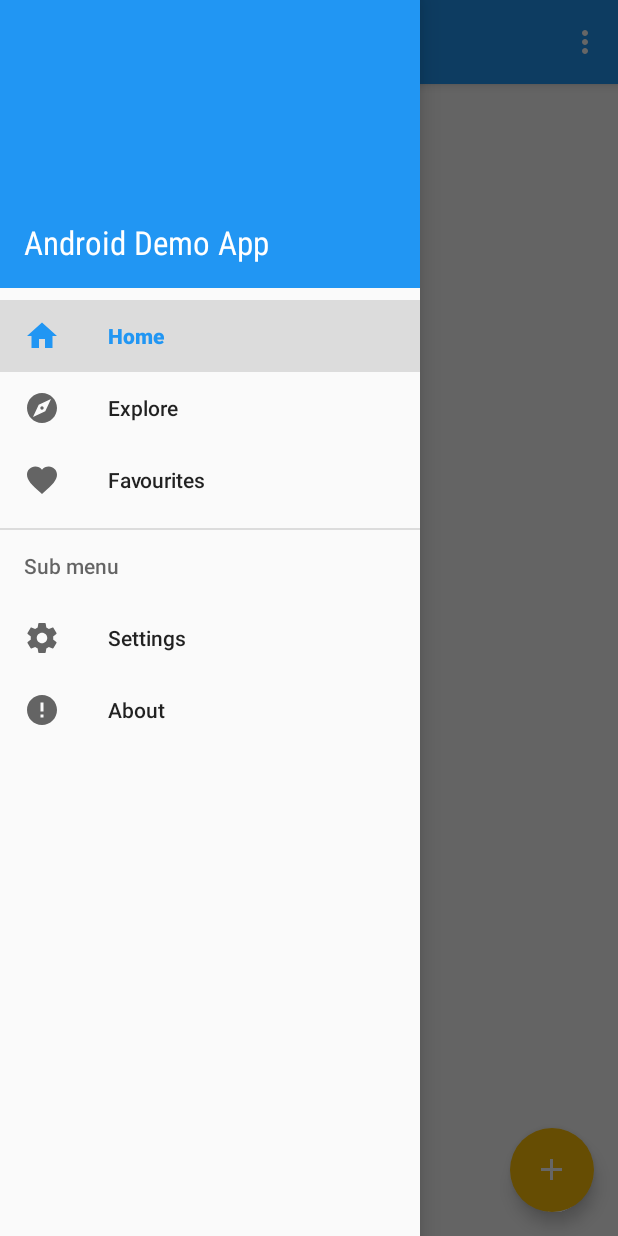
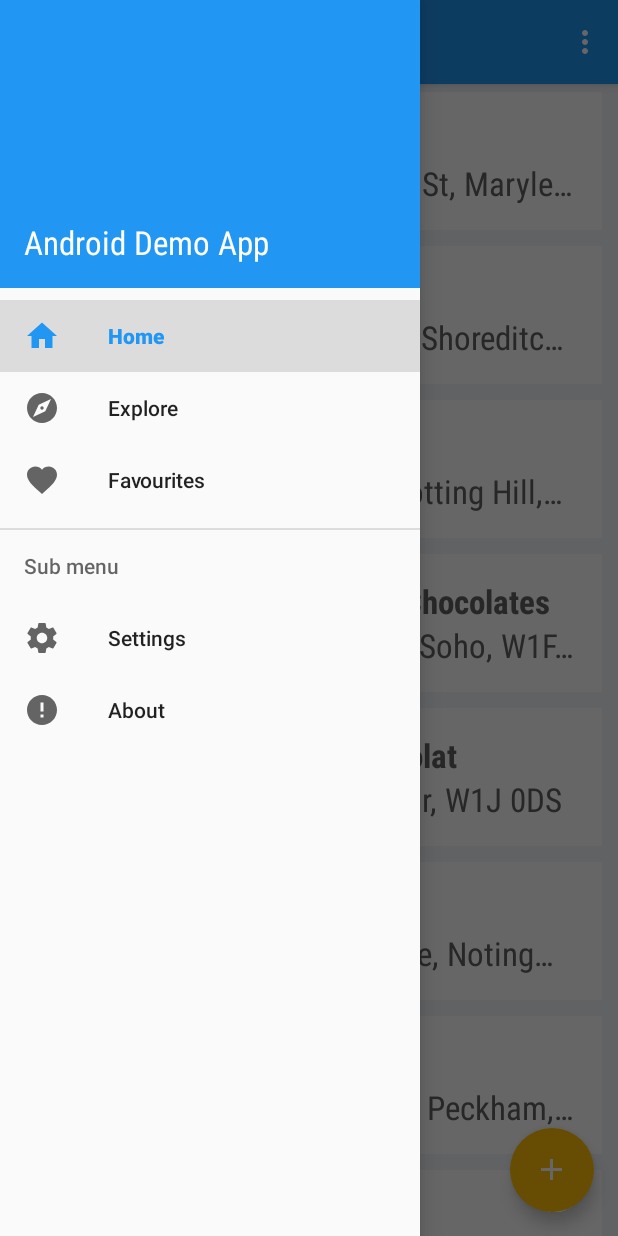
Before and after one commit to TheBoyMoe/Android-Address-Book, an Android app: the screen it shows after launch (MainActivity), with the side drawer open, on a phone screen of 412 x 824 dp. Run offline under Robolectric (Android 15) with nearby library versions, the phone set to English and light mode, and no system bars; our stand-ins replace Timber; libraries missing offline, so code that uses them is left out: com.amulyakhare.textdrawable, com.facebook.stetho; 4 statements that could not run were skipped.

Commit message:
impl model adapter, recycler and display data list in home fragment

```diff
--- a/app/build.gradle
+++ b/app/build.gradle
@@ -32,6 +32,7 @@ dependencies {
     compile 'com.jakewharton.timber:timber:3.0.1'
     compile 'com.afollestad.material-dialogs:core:0.8.5.9'
     compile 'com.github.bumptech.glide:glide:3.7.0'
+    compile 'com.amulyakhare:com.amulyakhare.textdrawable:1.0.1'
 
     debugCompile 'com.facebook.stetho:stetho:1.3.0'
     debugCompile 'com.facebook.stetho:stetho-timber:1.3.0'
--- a/app/src/main/java/com/example/demo/common/Constants.java
+++ b/app/src/main/java/com/example/demo/common/Constants.java
@@ -4,5 +4,7 @@ package com.example.demo.common;
 public class Constants {
 
     public static final String LOG_TAG = "LOG";
+    public static final String LIST_ITEM_POSITION = "position";
+
 
 }
--- /dev/null
+++ b/app/src/main/java/com/example/demo/common/CustomItemDecoration.java
@@ -0,0 +1,26 @@
+package com.example.demo.common;
+
+import android.graphics.Rect;
+import android.support.v7.widget.RecyclerView;
+import android.view.View;
+
+public class CustomItemDecoration extends RecyclerView.ItemDecoration{
+
+    private int mVertical;
+    private int mHorizontal;
+
+    public CustomItemDecoration(int vertical, int horizontal) {
+        mVertical = vertical;
+        mHorizontal = horizontal;
+    }
+
+    @Override
+    public void getItemOffsets(Rect outRect, View view, RecyclerView parent, RecyclerView.State state) {
+
+        outRect.left = mHorizontal;
+        outRect.right = mHorizontal;
+        outRect.bottom = mVertical;
+        outRect.top = mVertical;
+    }
+
+}
--- /dev/null
+++ b/app/src/main/java/com/example/demo/data/ModelItemAdapter.java
@@ -0,0 +1,84 @@
+package com.example.demo.data;
+
+import android.support.v7.widget.RecyclerView;
+import android.view.LayoutInflater;
+import android.view.View;
+import android.view.ViewGroup;
+import android.widget.ImageView;
+import android.widget.TextView;
+
+import com.amulyakhare.textdrawable.TextDrawable;
+import com.amulyakhare.textdrawable.util.ColorGenerator;
+import com.example.demo.R;
+
+import java.util.List;
+
+public class ModelItemAdapter extends RecyclerView.Adapter<ModelItemAdapter.ViewHolder>{
+
+    // interface implemented by HomeFragment to respond to
+    // user clicking on an item in the recycler view
+    public interface ModelItemClickListener {
+        void onClick(int position);
+    }
+
+    private ModelItemClickListener mListener;
+    private List<ModelItem> mItems;
+
+    public ModelItemAdapter(List<ModelItem> items, ModelItemClickListener listener) {
+        mItems = items;
+        mListener = listener;
+    }
+
+    @Override
+    public ViewHolder onCreateViewHolder(ViewGroup parent, int viewType) {
+        View view = LayoutInflater.from(parent.getContext()).inflate(R.layout.list_item, parent, false);
+        return new ViewHolder(view);
+    }
+
+    @Override
+    public void onBindViewHolder(ViewHolder holder, int position) {
+        holder.bindModelItem(mItems.get(position), position);
+    }
+
+    @Override
+    public int getItemCount() {
+        return mItems.size();
+    }
+
+    public class ViewHolder extends RecyclerView.ViewHolder implements View.OnClickListener{
+        ImageView mIcon;
+        TextView mName;
+        TextView mAddress;
+        int mPosition;
+
+        public ViewHolder(View itemView) {
+            super(itemView);
+            itemView.setOnClickListener(this);
+            mIcon = (ImageView) itemView.findViewById(R.id.model_icon);
+            mName = (TextView) itemView.findViewById(R.id.model_name);
+            mAddress = (TextView) itemView.findViewById(R.id.model_address);
+        }
+
+        public void bindModelItem(ModelItem item, int position) {
+            // Timber.i("%s item bound: %d", Constants.LOG_TAG, position);
+            mPosition = position;
+            mName.setText(item.getName());
+            mAddress.setText(item.getAddress());
+            // generate image drawable
+            ColorGenerator generator = ColorGenerator.MATERIAL;
+            TextDrawable letterDrawable = TextDrawable.builder()
+                    .buildRound(String.valueOf(item.getName().charAt(0)), generator.getRandomColor());
+            mIcon.setImageDrawable(letterDrawable);
+        }
+
+        @Override
+        public void onClick(View view) {
+            // Timber.i("%s item clicked: %d", Constants.LOG_TAG, mPosition); // ?? why does this have the correct position
+            // propagate upto fragment
+            mListener.onClick(mPosition);
+        }
+
+    }
+
+
+}
--- a/app/src/main/java/com/example/demo/ui/fragment/HomeFragment.java
+++ b/app/src/main/java/com/example/demo/ui/fragment/HomeFragment.java
@@ -2,19 +2,34 @@ package com.example.demo.ui.fragment;
 
 import android.os.Bundle;
 import android.support.annotation.Nullable;
+import android.support.v7.widget.DefaultItemAnimator;
+import android.support.v7.widget.LinearLayoutManager;
+import android.support.v7.widget.RecyclerView;
 import android.view.LayoutInflater;
 import android.view.View;
 import android.view.ViewGroup;
-import android.widget.TextView;
 
 import com.example.demo.R;
 import com.example.demo.common.ContractFragment;
+import com.example.demo.common.CustomItemDecoration;
+import com.example.demo.data.ModelItem;
+import com.example.demo.data.ModelItemAdapter;
+import com.example.demo.data.ModelItemData;
+
+import java.util.ArrayList;
+import java.util.Arrays;
+import java.util.List;
 
 public class HomeFragment extends ContractFragment<HomeFragment.Contract>{
 
+    // callback method implemented by hosting activity
     public interface Contract {
-        void listItemClick();
+        void listItemClick(int position);
     }
+
+    private RecyclerView mRecyclerView;
+    private ModelItemAdapter mAdapter;
+    private ModelItemAdapter.ModelItemClickListener mItemClickListener;
 
     public HomeFragment() {}
 
@@ -25,18 +40,28 @@ public class HomeFragment extends ContractFragment<HomeFragment.Contract>{
     @Nullable
     @Override
     public View onCreateView(LayoutInflater inflater, @Nullable ViewGroup container, @Nullable Bundle savedInstanceState) {
-        View view = inflater.inflate(R.layout.content_placeholder, container, false);
-        TextView tv = (TextView) view.findViewById(R.id.text_place_holder);
-        tv.setText(getString(R.string.home_fragment));
-        tv.setOnClickListener(loadFragment);
+        View view = inflater.inflate(R.layout.content_recycler, container, false);
+        mRecyclerView = (RecyclerView) view.findViewById(R.id.recycler_view);
+        mRecyclerView.setHasFixedSize(true);
+        mRecyclerView.setLayoutManager(new LinearLayoutManager(getActivity()));
+        mRecyclerView.setItemAnimator(new DefaultItemAnimator()); // ?? FIXME
+        mRecyclerView.addItemDecoration(new CustomItemDecoration(
+                getResources().getDimensionPixelOffset(R.dimen.list_item_vertical_margin),
+                getResources().getDimensionPixelOffset(R.dimen.list_item_horizontal_margin)
+        ));
+        mItemClickListener = new ModelItemAdapter.ModelItemClickListener() {
+            @Override
+            public void onClick(int position) {
+                getContract().listItemClick(position);
+            }
+        };
+        List<ModelItem> items = new ArrayList<>(Arrays.asList(ModelItemData.items));
+        mAdapter = new ModelItemAdapter(items, mItemClickListener);
+        mRecyclerView.setAdapter(mAdapter);
+
+
         return view;
     }
 
-    View.OnClickListener loadFragment = new View.OnClickListener() {
-        @Override
-        public void onClick(View view) {
-            getContract().listItemClick();
-        }
-    };
 
 }
--- a/app/src/main/res/layout-sw720dp/content_main.xml
+++ b/app/src/main/res/layout-sw720dp/content_main.xml
@@ -2,9 +2,9 @@
 <LinearLayout xmlns:android="http://schemas.android.com/apk/res/android"
               android:orientation="horizontal"
               android:baselineAligned="false"
+              android:background="@color/colorSecondaryBackground"
               android:divider="?android:listDivider"
               android:showDividers="middle"
-              android:padding="@dimen/normal"
               android:weightSum="2"
               android:layout_width="match_parent"
               android:layout_height="match_parent">
@@ -14,8 +14,6 @@
         android:padding="@dimen/normal"
         android:layout_width="0dp"
         android:layout_weight="1"
-        android:layout_marginStart="@dimen/normal"
-        android:layout_marginLeft="@dimen/normal"
         android:layout_height="match_parent"/>
 
 
--- a/app/src/main/res/values/color_app_palette.xml
+++ b/app/src/main/res/values/color_app_palette.xml
@@ -11,10 +11,10 @@
     <color name="secondary_text">@color/md_grey_500</color>
     <color name="inverse_text">@color/md_white_1000</color>
     <color name="primary_background">@color/md_white_1000</color>
-    <color name="secondary_background">@color/md_white_1000</color>
+    <color name="secondary_background">#F1F5F8</color>
+    <color name="selected_background">@color/md_grey_100</color>
     <color name="primary_icons">@color/md_white_1000</color>
     <color name="secondary_icons">@color/md_grey_500</color>
     <color name="divider">@color/md_grey_400</color>
-    <color name="background_selection">@color/md_amber_500</color>
 
 </resources>
--- a/app/src/main/res/values/colors.xml
+++ b/app/src/main/res/values/colors.xml
@@ -11,8 +11,8 @@
     <color name="colorInverseText">@color/inverse_text</color>
     <color name="colorPrimaryBackground">@color/primary_background</color>
     <color name="colorSecondaryBackground">@color/secondary_background</color>
+    <color name="colorSelectedBackground">@color/selected_background</color>
     <color name="colorPrimaryIcons">@color/primary_icons</color>
     <color name="colorSecondaryIcons">@color/secondary_icons</color>
-    <color name="colorSelectedBackground">@color/background_selection</color>
 
 </resources>
--- a/app/src/main/res/values/dimens.xml
+++ b/app/src/main/res/values/dimens.xml
@@ -12,5 +12,7 @@
 
     <dimen name="list_item_icon_size">60dp</dimen>
     <dimen name="navigation_drawer_header_height">192dp</dimen>
+    <dimen name="list_item_vertical_margin">8px</dimen>
+    <dimen name="list_item_horizontal_margin">16px</dimen>
 
 </resources>
--- a/app/src/main/res/values/styles.xml
+++ b/app/src/main/res/values/styles.xml
@@ -82,13 +82,14 @@
         <item name="android:textSize">22sp</item>
         <item name="android:layout_width">match_parent</item>
         <item name="android:layout_height">wrap_content</item>
+        <item name="android:singleLine">true</item>
     </style>
 
-    <style name="TextStyle.ModelItem.Title">
+    <style name="TextStyle.ModelItem.Name">
         <item name="android:textStyle">bold</item>
     </style>
 
-    <style name="TextStyle.ModelItem.Description">
+    <style name="TextStyle.ModelItem.Address">
 
     </style>
 
```
Also changed, not shown: app/src/main/java/com/example/demo/ui/activity/MainActivity.java (+7 -6 lines), app/src/main/java/com/example/demo/ui/fragment/HomeDetailFragment.java (+21 -7 lines), app/src/main/res/drawable/touch_selector.xml (added, +9 -0 lines), app/src/main/res/layout/content_recycler.xml (added, +14 -0 lines), app/src/main/res/layout/list_item.xml (+7 -6 lines).
